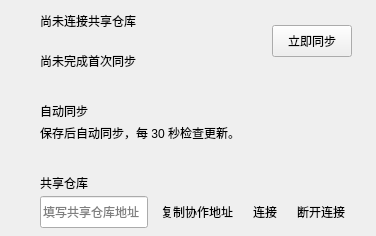
Before: the Qt Designer form windows/mainwindow_child/homepage/pages/homepage_page_collaboration.ui in Zao-chen/ZcVersionBox, drawn with Qt 5.
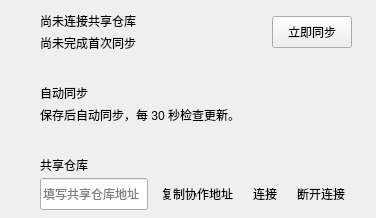
After: the same form once the commit is applied.

Commit message: fix(ui): 共享状态说明合并为单行并移除多余的摘要标签

What changed in the file:
```diff
--- a/windows/mainwindow_child/homepage/pages/homepage_page_collaboration.ui
+++ b/windows/mainwindow_child/homepage/pages/homepage_page_collaboration.ui
@@ -15,8 +15,7 @@
       <item><layout class="QHBoxLayout" name="statusRow" stretch="1,0"><property name="spacing"><number>24</number></property>
        <item><layout class="QVBoxLayout" name="statusLayout"><property name="spacing"><number>4</number></property>
         <item><layout class="QHBoxLayout" name="statusTextRow"><property name="spacing"><number>8</number></property><item><widget class="QLabel" name="stateLabel"><property name="text"><string>尚未连接共享仓库</string></property></widget></item><item><spacer name="stateSpace"><property name="orientation"><enum>Qt::Horizontal</enum></property><property name="sizeHint" stdset="0"><size><width>0</width><height>0</height></size></property></spacer></item></layout></item>
-        <item><widget class="QLabel" name="summary"><property name="wordWrap"><bool>true</bool></property><property name="textFormat"><enum>Qt::PlainText</enum></property></widget></item>
-        <item><widget class="QLabel" name="lastSync"><property name="text"><string>尚未完成首次同步</string></property></widget></item>
+        <item><widget class="QLabel" name="lastSync"><property name="text"><string>尚未完成首次同步</string></property><property name="wordWrap"><bool>true</bool></property><property name="textFormat"><enum>Qt::PlainText</enum></property></widget></item>
        </layout></item>
        <item alignment="Qt::AlignLeft|Qt::AlignVCenter"><widget class="QPushButton" name="syncButton"><property name="text"><string>立即同步</string></property><property name="accessibleName"><string>立即同步全部方案</string></property><property name="toolTip"><string>同步全部方案的已保存版本和里程碑</string></property><property name="minimumSize"><size><width>0</width><height>32</height></size></property><property name="autoDefault"><bool>false</bool></property></widget></item>
       </layout></item>
```
The commit also changes 1 other file.
